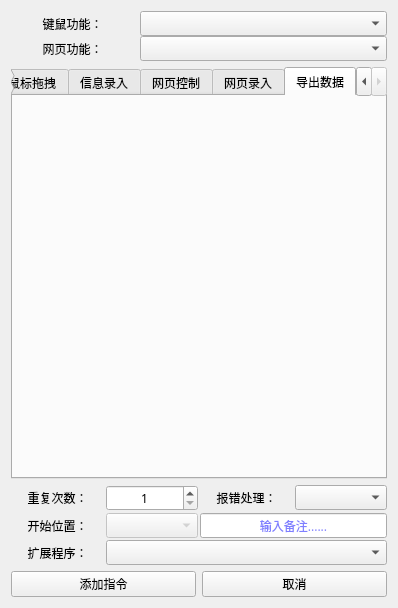
Old version of the form 窗体/navigation.ui in the repository FsterThanLight/automatic_clicker_2.
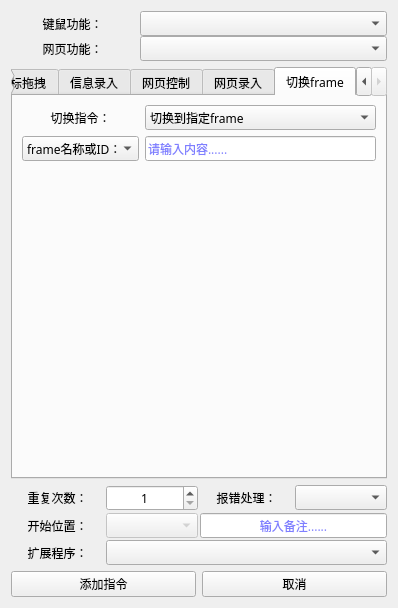
New version of the form. The open tabs and pages were chosen to show the change. Icons and pictures are not drawn.

Commit message: 2023年7月16日00:04:04 新增切换frame

Patch:
```diff
--- a/窗体/navigation.ui
+++ b/窗体/navigation.ui
@@ -3231,8 +3231,141 @@
      </widget>
      <widget class="QWidget" name="tab_13">
       <attribute name="title">
-       <string>导出数据</string>
+       <string>切换frame</string>
       </attribute>
+      <layout class="QVBoxLayout" name="verticalLayout_30">
+       <item>
+        <layout class="QGridLayout" name="gridLayout_19">
+         <item row="1" column="0">
+          <widget class="QComboBox" name="comboBox_27">
+           <item>
+            <property name="text">
+             <string>frame名称或ID：</string>
+            </property>
+           </item>
+           <item>
+            <property name="text">
+             <string>Xpath定位：</string>
+            </property>
+           </item>
+          </widget>
+         </item>
+         <item row="1" column="1">
+          <widget class="QLineEdit" name="lineEdit_11">
+           <property name="palette">
+            <palette>
+             <active>
+              <colorrole role="Text">
+               <brush brushstyle="SolidPattern">
+                <color alpha="255">
+                 <red>0</red>
+                 <green>0</green>
+                 <blue>255</blue>
+                </color>
+               </brush>
+              </colorrole>
+              <colorrole role="PlaceholderText">
+               <brush brushstyle="SolidPattern">
+                <color alpha="128">
+                 <red>0</red>
+                 <green>0</green>
+                 <blue>255</blue>
+                </color>
+               </brush>
+              </colorrole>
+             </active>
+             <inactive>
+              <colorrole role="Text">
+               <brush brushstyle="SolidPattern">
+                <color alpha="255">
+                 <red>0</red>
+                 <green>0</green>
+                 <blue>255</blue>
+                </color>
+               </brush>
+              </colorrole>
+              <colorrole role="PlaceholderText">
+               <brush brushstyle="SolidPattern">
+                <color alpha="128">
+                 <red>0</red>
+                 <green>0</green>
+                 <blue>255</blue>
+                </color>
+               </brush>
+              </colorrole>
+             </inactive>
+             <disabled>
+              <colorrole role="Text">
+               <brush brushstyle="SolidPattern">
+                <color alpha="255">
+                 <red>120</red>
+                 <green>120</green>
+                 <blue>120</blue>
+                </color>
+               </brush>
+              </colorrole>
+              <colorrole role="PlaceholderText">
+               <brush brushstyle="SolidPattern">
+                <color alpha="128">
+                 <red>0</red>
+                 <green>0</green>
+                 <blue>0</blue>
+                </color>
+               </brush>
+              </colorrole>
+             </disabled>
+            </palette>
+           </property>
+           <property name="placeholderText">
+            <string>请输入内容......</string>
+           </property>
+          </widget>
+         </item>
+         <item row="0" column="0">
+          <widget class="QLabel" name="label_70">
+           <property name="text">
+            <string>切换指令：</string>
+           </property>
+           <property name="alignment">
+            <set>Qt::AlignCenter</set>
+           </property>
+          </widget>
+         </item>
+         <item row="0" column="1">
+          <widget class="QComboBox" name="comboBox_26">
+           <item>
+            <property name="text">
+             <string>切换到指定frame</string>
+            </property>
+           </item>
+           <item>
+            <property name="text">
+             <string>切换到上一级文档</string>
+            </property>
+           </item>
+           <item>
+            <property name="text">
+             <string>切换回主文档</string>
+            </property>
+           </item>
+          </widget>
+         </item>
+        </layout>
+       </item>
+       <item>
+        <spacer name="verticalSpacer_11">
+         <property name="orientation">
+          <enum>Qt::Vertical</enum>
+         </property>
+         <property name="sizeHint" stdset="0">
+          <size>
+           <width>20</width>
+           <height>40</height>
+          </size>
+         </property>
+        </spacer>
+       </item>
+      </layout>
      </widget>
     </widget>
    </item>
```
Left out of the diff: 2 changed lines with no effect on the pictures. The commit also changes 5 other files.
